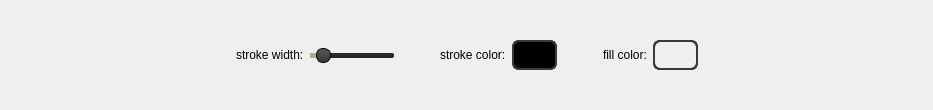
First picture: the form in ellipseprops.ui, repository MaxMalts/Online_Board, before the edit.
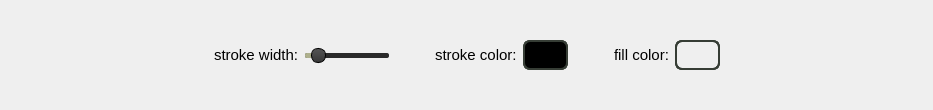
Second picture: the form after the edit. Icons and pictures are not drawn.

Commit message: Made font size fixed in tools properties labels and made ui colors brighter

What changed in the file:
```diff
--- a/ellipseprops.ui
+++ b/ellipseprops.ui
@@ -51,7 +51,9 @@
       </sizepolicy>
      </property>
      <property name="styleSheet">
-      <string notr="true"/>
+      <string notr="true">QLabel {
+	font-size: 11pt;
+}</string>
      </property>
      <property name="text">
       <string>stroke width:</string>
@@ -142,6 +144,11 @@
    </item>
    <item>
     <widget class="QLabel" name="strokeColorLabel">
+     <property name="styleSheet">
+      <string notr="true">QLabel {
+	font-size: 11pt;
+}</string>
+     </property>
      <property name="text">
       <string>stroke color:</string>
      </property>
@@ -230,6 +237,11 @@
    </item>
    <item>
     <widget class="QLabel" name="fillColorLabel">
+     <property name="styleSheet">
+      <string notr="true">QLabel {
+	font-size: 11pt;
+}</string>
+     </property>
      <property name="text">
       <string>fill color:</string>
      </property>
```
The commit also changes 4 other files.
